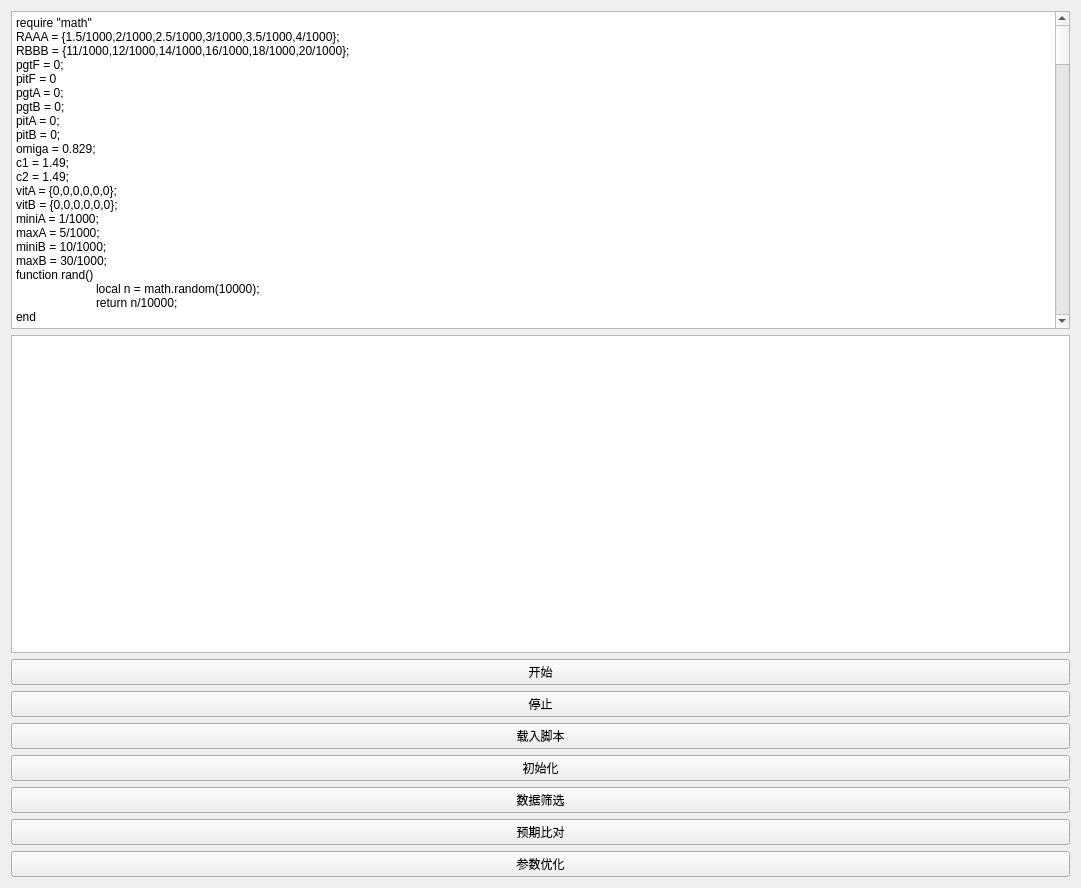
This is src/SmartContorl/SmartContorlUI.ui in BeQuiet1228/FreeCAD as Qt 5 draws it before an edit. The edited form follows.
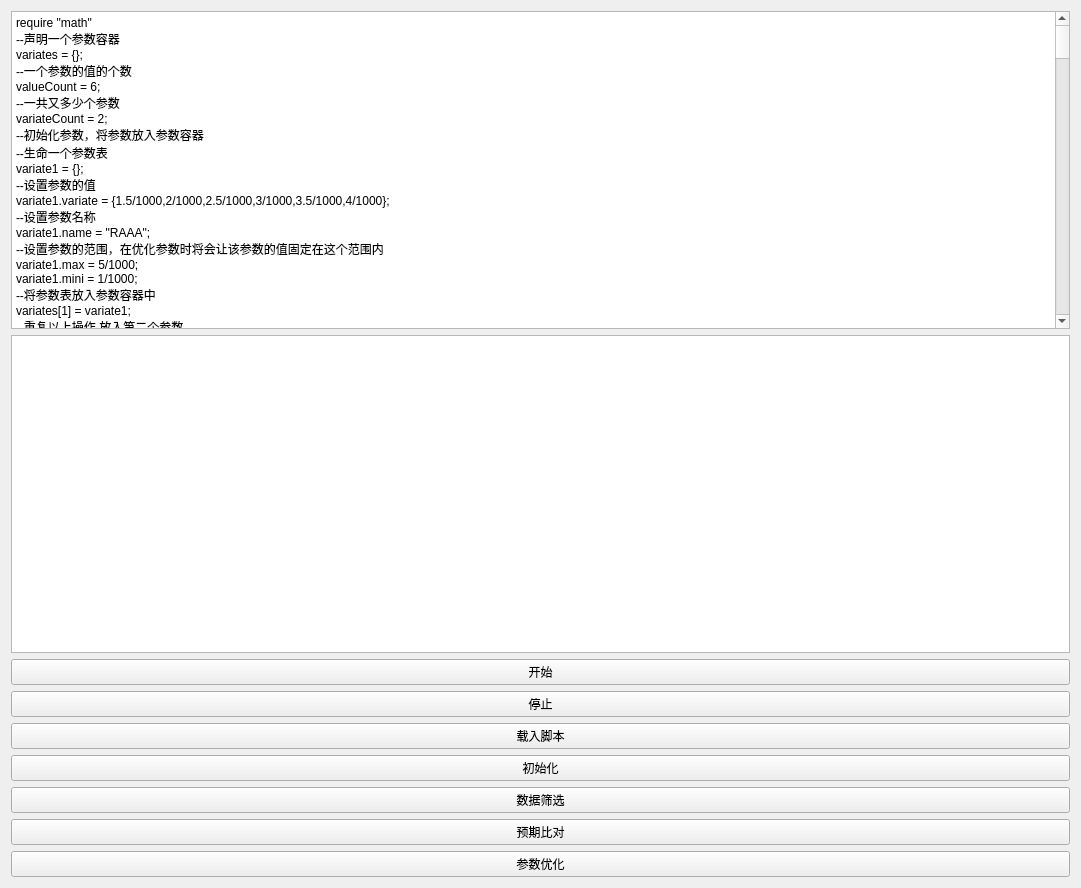
This is the edited form. Custom widgets are drawn as their Qt base class.

Commit message: 1.完成优化算法流程 2.完成脚本封装

```diff
--- a/src/SmartContorl/SmartContorlUI.ui
+++ b/src/SmartContorl/SmartContorlUI.ui
@@ -18,32 +18,60 @@
     <widget class="CodeEditor" name="textEdit">
      <property name="plainText">
       <string>require &quot;math&quot;
-RAAA = {1.5/1000,2/1000,2.5/1000,3/1000,3.5/1000,4/1000};
-RBBB = {11/1000,12/1000,14/1000,16/1000,18/1000,20/1000};
+--声明一个参数容器
+variates = {};
+--一个参数的值的个数
+valueCount = 6;
+--一共又多少个参数
+variateCount = 2;
+--初始化参数，将参数放入参数容器
+--生命一个参数表
+variate1 = {};
+--设置参数的值
+variate1.variate = {1.5/1000,2/1000,2.5/1000,3/1000,3.5/1000,4/1000};
+--设置参数名称
+variate1.name = &quot;RAAA&quot;;
+--设置参数的范围，在优化参数时将会让该参数的值固定在这个范围内
+variate1.max = 5/1000;
+variate1.mini = 1/1000;
+--将参数表放入参数容器中
+variates[1] = variate1;
+--重复以上操作 放入第二个参数
+variate2 = {};
+variate2.variate = {11/1000,12/1000,14/1000,16/1000,18/1000,20/1000};
+variate2.name = &quot;RBBB&quot;;
+variate2.mini = 10/1000;
+variate2.max = 30/1000;
+variates[2] = variate2;
+
+--观测对象在m3d中设置的别名
+observeName = &quot;test&quot;;
+--数据筛选时的时间范围
+maxTime = 15;
+miniTime = 1;
+--预期功率值 当F达到这个预期值时停止优化
+excpectF = 800000000;
 pgtF = 0;
 pitF = 0
-pgtA = 0;
-pgtB = 0;
-pitA = 0;
-pitB = 0;
+--优化算法中的参数
 omiga = 0.829;
 c1 = 1.49;
 c2 = 1.49;
-vitA = {0,0,0,0,0,0};
-vitB = {0,0,0,0,0,0};
-miniA = 1/1000;
-maxA = 5/1000;
-miniB = 10/1000;
-maxB = 30/1000;
 function rand()
 	local n = math.random(10000);
 	return n/10000;
 end
-
 function init()
  print(&quot;call init&quot;);
- addVariate(&quot;RAAA&quot;,RAAA);
- addVariate(&quot;RBBB&quot;,RBBB);
+ local index = 1;
+ while(index &lt; variateCount + 1)
+ do
+	variates[index].vit = {0,0,0,0,0,0};
+	variates[index].pgt = 0;
+	variates[index].pit = 0;
+	addVariate(variates[index].name,variates[index].variate);
+	index = index + 1;
+ end
 end
 function resultDataFilter()
  getAllResult();
@@ -53,7 +81,7 @@
 	then
 		print(&quot;open h5file false!&quot;);
 	end
-	if(not findResultData(&quot;test&quot;))
+	if(not findResultData(observeName))
 	then
 		print(&quot;find result false!&quot;);
 		return;
@@ -72,7 +100,7 @@
 	while(i &lt; valueSize)
 	do
 		local time = getValue(i);
-		if(time &gt; 1)
+		if(time &gt; miniTime and time &lt; maxTime)
 		then
 			local value = getValue(i+1);
 			addCount = addCount + 1;
@@ -84,25 +112,13 @@
 		end
 		i = i + 2;
 	end
-	local av = add/addCount
+	local av = add/addCount;
 	local f = av*math.exp(-math.abs(max/av - 2));
 	print(&quot;f&quot;);
 	print(f);
 	addParam(f);
  end
-end
-
-function resultExpcet()
- print(&quot;call result expcet&quot;);
- if(pgtF &gt; 800000000)
- then
-	return true;
- end
- return false;
-end
-
-function optimize()
- print(&quot;call optimize&quot;);
+ saveParamsInHistory();
  local groupIndex = getHistorySize() - 1;
  local groupSize = getGroupSize(groupIndex);
  local index = 0;
@@ -110,68 +126,78 @@
  local maxFIndex = 0;
  while(index &lt; groupSize)
  do
-	local F = getParam(groupIndex,index,0);
-	print(&quot;F&quot;);
-	print(F);
+    local F = getParam(groupIndex,index,0);
 	if(F &gt; maxF)
 	then
 		maxF = F;
 		maxFIndex = index;
-	end
+    end
 	if(F &gt; pgtF)
 	then
 		pgtF = F;
-		pgtA = RAAA[index + 1];
-		pgtB = RBBB[index + 1];
-	end
+        local tempIndex = 1;
+        while(tempIndex &lt; variateCount + 1)
+        do
+			variates[tempIndex].pgt = variates[tempIndex].variate[index + 1];
+			tempIndex = tempIndex + 1;
+		end
+    end
 	index = index + 1;
  end
- pitA = RAAA[maxFIndex + 1];
- pitB = RBBB[maxFIndex + 1];
+ local tempIndex = 1;
+ while(tempIndex &lt; variateCount + 1)
+ do
+	variates[tempIndex].pit = variates[tempIndex].variate[maxFIndex + 1];
+    tempIndex = tempIndex + 1;
+ end
  pitF = maxF;
  print(&quot;pgtF&quot;);
  print(pgtF);
  print(&quot;pitF&quot;);
  print(pitF);
- index = 1;
- while(index &lt; 7)
- do
-	local temp = 0;
-	temp = omiga*vitA[index] + c1*rand()*(pitA - RAAA[index]) + c2*rand()*(pgtA - RAAA[index]);
-	vitA[index] = temp;
-	RAAA[index] = RAAA[index] + temp;
-	
-	while(RAAA[index] &lt; miniA or RAAA[index] &gt; maxA)
-	do
-		if(RAAA[index] &lt; miniA)
-		then
-			RAAA[index] = miniA + math.abs(RAAA[index] - miniA);
-		else
-			RAAA[index] = maxA - math.abs(RAAA[index] - maxA);
-		end
-	end
-	
-	index = index + 1;	
+end
+
+function resultExpcet()
+ print(&quot;call result expcet&quot;);
+ if(pgtF &gt; excpectF)
+ then
+	return true;
  end
- index = 1;
- while(index &lt; 7)
+ return false;
+end
+function optimize()
+ print(&quot;call optimize&quot;);
+ local variateIndex = 1;
+ while(variateIndex &lt; variateCount + 1)
  do
-	local temp = 0;
-	temp = omiga*vitB[index] + c1*rand()*(pitB - RBBB[index]) + c2*rand()*(pgtB - RBBB[index]);
-	vitB[index] = temp;
-	RBBB[index] = RBBB[index] + temp;
-	
-	while(RBBB[index] &lt; miniB or RBBB[index] &gt; maxB)
-	do
-		if(RBBB[index] &lt; miniB)
-		then
-			RBBB[index] = miniB + (math.abs(RBBB[index] - miniB));
-		else
-			RBBB[index] = maxB - math.abs(RBBB[index] - maxB);
+     local index = 1;
+     local tempVariate = variates[variateIndex];
+     while(index &lt; valueCount + 1)
+	 do
+        local temp = 0;
+        local value = tempVariate.variate[index];
+        local vit = tempVariate.vit[index];
+        local pit = tempVariate.pit;
+        local pgt = tempVariate.pgt;
+        local mini = tempVariate.mini;
+        local max = tempVariate.max;
+        temp = omiga*vit + c1*rand()*(pit - value) + c2*rand()*(pgt - value);
+		tempVariate.vit[index] = temp;
+        value = value + temp;
+		while(value &lt; mini or value &gt; max)
+		do
+			if(value &lt; mini)
+			then
+				value = mini + math.abs(value - mini);
+			else
+				value = max - math.abs(max - value);
+			end
 		end
-	end
-	
-	index = index + 1;
+		tempVariate.variate[index] = value;
+		index = index + 1;	
+     end
+     variates[variateIndex] = tempVariate;
+	 variateIndex = variateIndex + 1;
  end
  init();
 end</string>
```
The commit also changes 4 other files.
